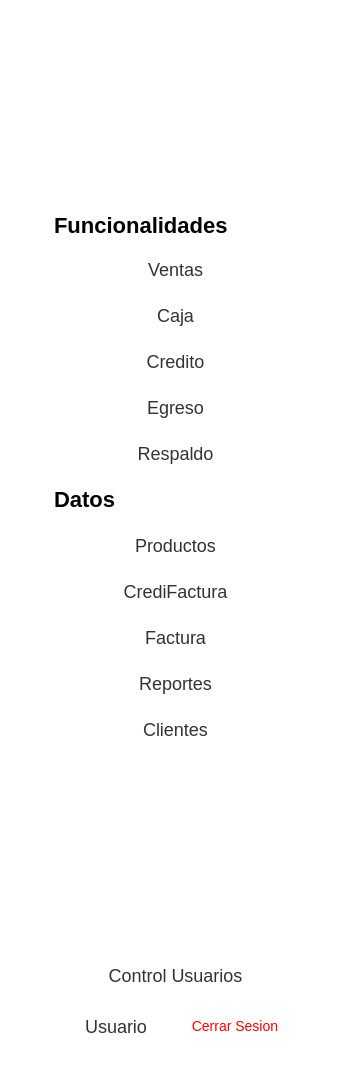
Old version of the form app/ui/Navbar.ui in the repository Alg4ret3/EMcollection.
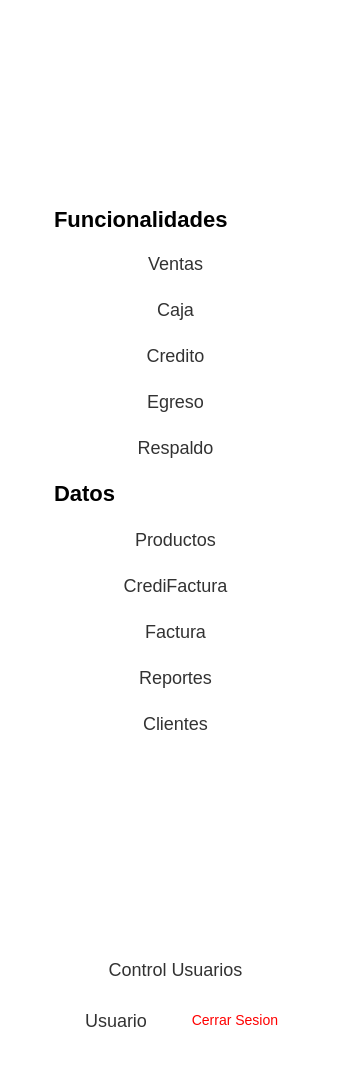
New version of the form. Icons and pictures are not drawn.

Commit message: feat(ui) actualzar campos adicionales

Diff of the .ui file:
```diff
--- a/app/ui/Navbar.ui
+++ b/app/ui/Navbar.ui
@@ -7,7 +7,7 @@
     <x>0</x>
     <y>0</y>
     <width>337</width>
-    <height>1080</height>
+    <height>1074</height>
    </rect>
   </property>
   <property name="sizePolicy">
```
The commit also changes 3 other files.
